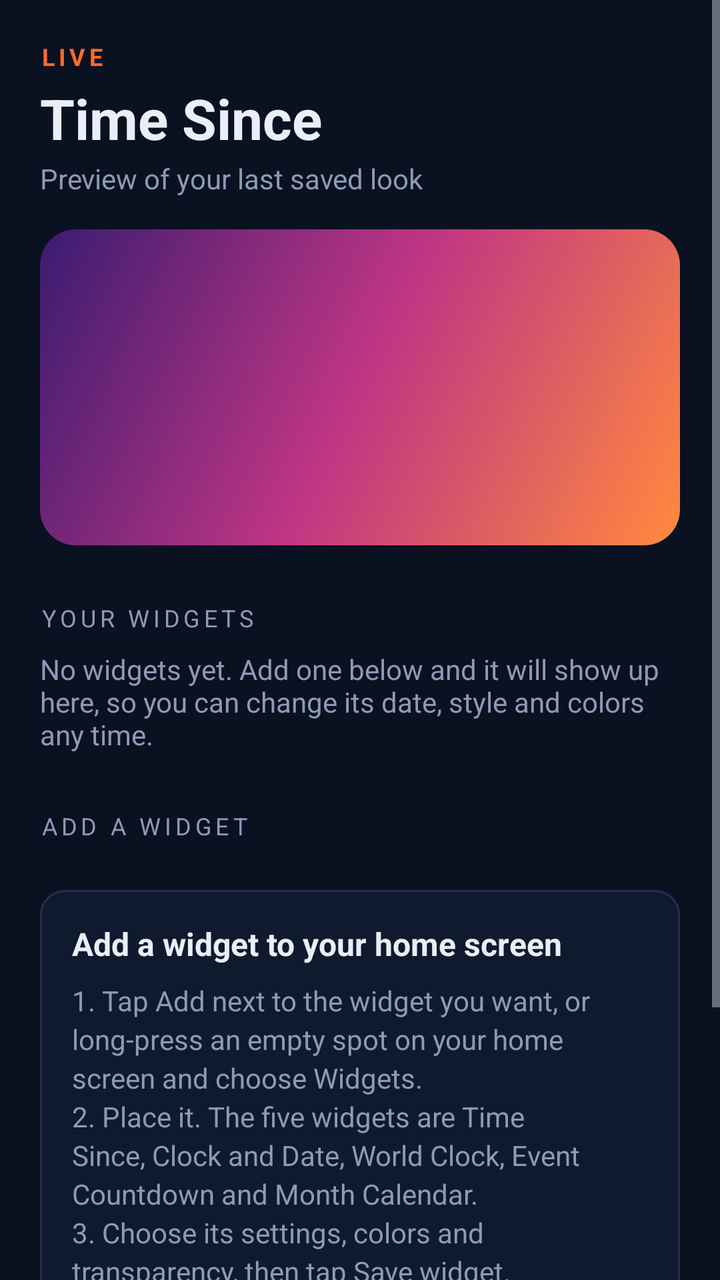
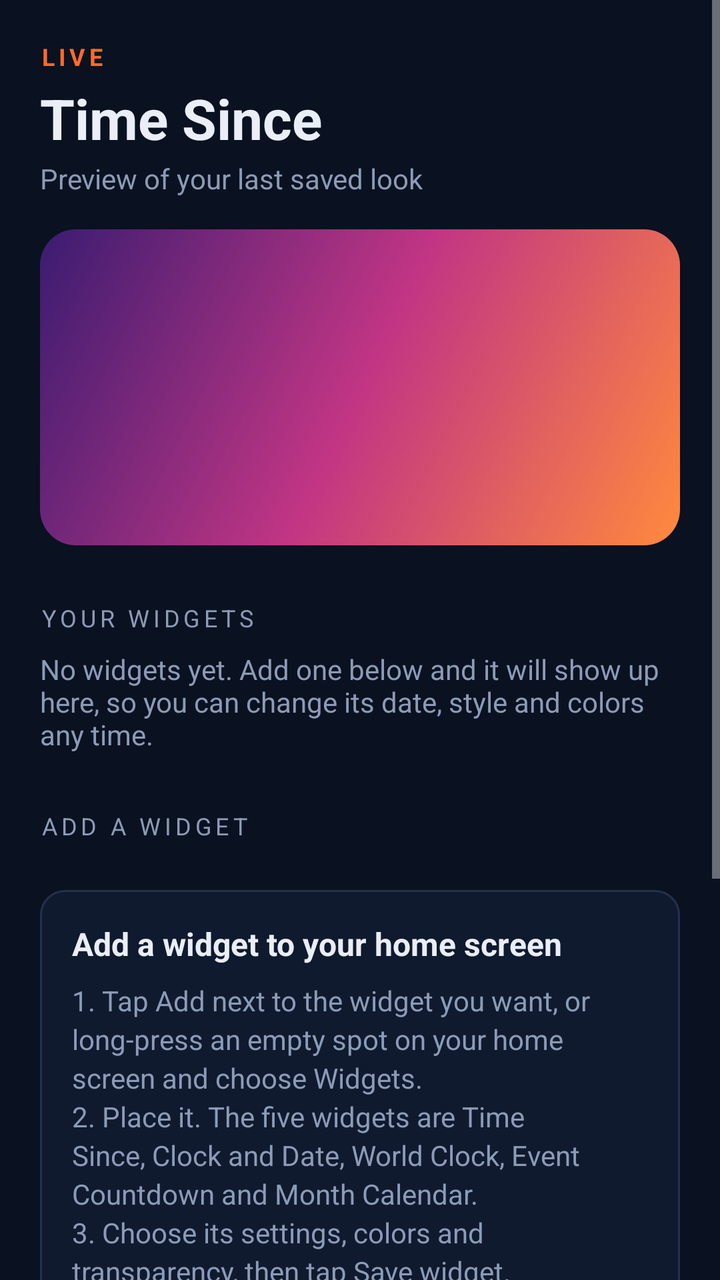

Screens rendered from an Android XML layout before and after an edit, with the pre-edit source and the edit as a unified diff.
<!-- AndroidManifest.xml: application theme AppTheme -->
<!-- res/layout/activity_main.xml -->
<?xml version="1.0" encoding="utf-8"?>
<ScrollView xmlns:android="http://schemas.android.com/apk/res/android"
    android:layout_width="match_parent"
    android:layout_height="match_parent"
    android:background="@color/bg"
    android:fillViewport="true">

    <LinearLayout
        android:layout_width="match_parent"
        android:layout_height="wrap_content"
        android:orientation="vertical"
        android:padding="20dp">

        <TextView
            android:layout_width="wrap_content"
            android:layout_height="wrap_content"
            android:letterSpacing="0.16"
            android:text="@string/live"
            android:textColor="@color/accent"
            android:textSize="12sp"
            android:textStyle="bold" />

        <TextView
            android:layout_width="match_parent"
            android:layout_height="wrap_content"
            android:layout_marginTop="4dp"
            android:text="@string/app_name"
            android:textColor="@color/fg"
            android:textSize="28sp"
            android:textStyle="bold" />

        <TextView
            android:layout_width="match_parent"
            android:layout_height="wrap_content"
            android:layout_marginTop="2dp"
            android:text="Preview of your last saved look"
            android:textColor="@color/muted"
            android:textSize="14sp" />

        <FrameLayout
            android:layout_width="match_parent"
            android:layout_height="wrap_content"
            android:layout_marginTop="16dp"
            android:background="@drawable/preview_backdrop"
            android:padding="14dp">

            <FrameLayout
                android:id="@+id/preview_host"
                android:layout_width="match_parent"
                android:layout_height="130dp" />
        </FrameLayout>

        <TextView
            android:layout_width="wrap_content"
            android:layout_height="wrap_content"
            android:layout_marginTop="28dp"
            android:letterSpacing="0.16"
            android:text="Your widgets"
            android:textAllCaps="true"
            android:textColor="@color/muted"
            android:textSize="12sp" />

        <LinearLayout
            android:id="@+id/list_widgets"
            android:layout_width="match_parent"
            android:layout_height="wrap_content"
            android:orientation="vertical" />

        <TextView
            android:id="@+id/tv_empty"
            android:layout_width="match_parent"
            android:layout_height="wrap_content"
            android:layout_marginTop="8dp"
            android:text="No widgets yet. Add one below and it will show up here, so you can change its date, style and colors any time."
            android:textColor="@color/muted"
            android:textSize="14sp" />

        <TextView
            android:layout_width="wrap_content"
            android:layout_height="wrap_content"
            android:layout_marginTop="28dp"
            android:letterSpacing="0.16"
            android:text="Add a widget"
            android:textAllCaps="true"
            android:textColor="@color/muted"
            android:textSize="12sp" />

        <LinearLayout
            android:id="@+id/pin_list"
            android:layout_width="match_parent"
            android:layout_height="wrap_content"
            android:orientation="vertical" />

        <TextView
            android:id="@+id/tv_pin_hint"
            android:layout_width="match_parent"
            android:layout_height="wrap_content"
            android:layout_marginTop="8dp"
            android:text="Your launcher cannot add widgets from here. Long-press an empty spot on the home screen, choose Widgets, and pick one from Time Since."
            android:textColor="@color/muted"
            android:textSize="14sp"
            android:visibility="gone" />

        <LinearLayout
            android:layout_width="match_parent"
            android:layout_height="wrap_content"
            android:layout_marginTop="24dp"
            android:background="@drawable/bg_field"
            android:orientation="vertical"
            android:padding="16dp">

            <TextView
                android:layout_width="match_parent"
                android:layout_height="wrap_content"
                android:text="@string/help_title"
                android:textColor="@color/fg"
                android:textSize="16sp"
                android:textStyle="bold" />

            <TextView
                android:layout_width="match_parent"
                android:layout_height="wrap_content"
                android:layout_marginTop="8dp"
                android:lineSpacingExtra="3dp"
                android:text="@string/help_steps"
                android:textColor="@color/muted"
                android:textSize="14sp" />
        </LinearLayout>

        <TextView
            android:layout_width="match_parent"
            android:layout_height="wrap_content"
            android:layout_marginTop="16dp"
            android:text="@string/note"
            android:textColor="@color/muted"
            android:textSize="12sp" />
    </LinearLayout>
</ScrollView>
<!-- resources referenced by this layout -->
<resources>
  <color name="accent">#FF6A2B</color>
  <color name="bg">#0A1120</color>
  <color name="fg">#E9EEF7</color>
  <color name="muted">#8C9BB6</color>
  <!-- drawable bg_field (drawable) -->
  <?xml version="1.0" encoding="utf-8"?>
  <shape xmlns:android="http://schemas.android.com/apk/res/android"
      android:shape="rectangle">
      <solid android:color="@color/surface" />
      <stroke
          android:width="1dp"
          android:color="@color/line" />
      <corners android:radius="12dp" />
  </shape>
  <!-- drawable preview_backdrop (drawable) -->
  <?xml version="1.0" encoding="utf-8"?>
  <shape xmlns:android="http://schemas.android.com/apk/res/android"
      android:shape="rectangle">
      <gradient
          android:angle="135"
          android:centerColor="#C13584"
          android:endColor="#3A1C71"
          android:startColor="#FF8A3D" />
      <corners android:radius="18dp" />
  </shape>
  <string name="app_name">Time Since</string>
  <string name="help_steps">1. Tap Add next to the widget you want, or long-press an empty spot on your home screen and choose Widgets.\n2. Place it. The five widgets are Time Since, Clock and Date, World Clock, Event Countdown and Month Calendar.\n3. Choose its settings, colors and transparency, then tap Save widget.\n4. Add as many as you like. Each one keeps its own settings, and tapping a widget on your home screen opens them again.</string>
  <string name="help_title">Add a widget to your home screen</string>
  <string name="live">LIVE</string>
  <string name="note">About Time Since: Android cannot redraw a widget every second. Days, hours and the rest refresh every hour, while minutes and seconds tick live. Tap a widget any time to change it.</string>
  <style name="AppTheme" parent="android:Theme.DeviceDefault.NoActionBar">
          <item name="android:windowBackground">@color/bg</item>
          <item name="android:statusBarColor">@color/bg</item>
          <item name="android:navigationBarColor">@color/bg</item>
          <item name="android:colorAccent">@color/accent</item>
      </style>
  <color name="surface">#101A2E</color>
  <color name="line">#22314D</color>
</resources>

<!-- the commit's change to res/layout/activity_main.xml (unified diff, before → after) -->
@@ -1,5 +1,6 @@
 <?xml version="1.0" encoding="utf-8"?>
 <ScrollView xmlns:android="http://schemas.android.com/apk/res/android"
+    android:id="@+id/main_scroll"
     android:layout_width="match_parent"
     android:layout_height="match_parent"
     android:background="@color/bg"
@@ -36,6 +37,59 @@
             android:text="Preview of your last saved look"
             android:textColor="@color/muted"
             android:textSize="14sp" />
+
+        
+        <LinearLayout
+            android:id="@+id/update_card"
+            android:layout_width="match_parent"
+            android:layout_height="wrap_content"
+            android:layout_marginTop="16dp"
+            android:background="@drawable/bg_field"
+            android:orientation="vertical"
+            android:padding="16dp"
+            android:visibility="gone">
+
+            <TextView
+                android:id="@+id/up_title"
+                android:layout_width="match_parent"
+                android:layout_height="wrap_content"
+                android:text="Update available"
+                android:textColor="@color/accent"
+                android:textSize="16sp"
+                android:textStyle="bold" />
+
+            <TextView
+                android:id="@+id/up_sub"
+                android:layout_width="match_parent"
+                android:layout_height="wrap_content"
+                android:layout_marginTop="4dp"
+                android:text="A new version is ready."
+                android:textColor="@color/muted"
+                android:textSize="14sp" />
+
+            <ProgressBar
+                android:id="@+id/up_progress"
+                style="?android:attr/progressBarStyleHorizontal"
+                android:layout_width="match_parent"
+                android:layout_height="wrap_content"
+                android:layout_marginTop="12dp"
+                android:max="100"
+                android:progressTint="@color/accent"
+                android:visibility="gone" />
+
+            <Button
+                android:id="@+id/up_button"
+                android:layout_width="match_parent"
+                android:layout_height="48dp"
+                android:layout_marginTop="12dp"
+                android:background="@drawable/bg_button_primary"
+                android:stateListAnimator="@null"
+                android:text="Update now"
+                android:textAllCaps="false"
+                android:textColor="@color/on_accent"
+                android:textSize="15sp"
+                android:textStyle="bold" />
+        </LinearLayout>
 
         <FrameLayout
             android:layout_width="match_parent"
@@ -134,5 +188,37 @@
             android:text="@string/note"
             android:textColor="@color/muted"
             android:textSize="12sp" />
+
+        <TextView
+            android:id="@+id/tv_version"
+            android:layout_width="wrap_content"
+            android:layout_height="wrap_content"
+            android:layout_marginTop="24dp"
+            android:letterSpacing="0.16"
+            android:text="Version"
+            android:textAllCaps="true"
+            android:textColor="@color/muted"
+            android:textSize="12sp" />
+
+        <Button
+            android:id="@+id/btn_check_update"
+            android:layout_width="match_parent"
+            android:layout_height="48dp"
+            android:layout_marginTop="8dp"
+            android:background="@drawable/bg_button_outline"
+            android:stateListAnimator="@null"
+            android:text="Check for updates"
+            android:textAllCaps="false"
+            android:textColor="@color/fg"
+            android:textSize="15sp" />
+
+        <TextView
+            android:id="@+id/tv_update_status"
+            android:layout_width="match_parent"
+            android:layout_height="wrap_content"
+            android:layout_marginTop="6dp"
+            android:text="The app only goes online to look for updates on GitHub."
+            android:textColor="@color/muted"
+            android:textSize="12sp" />
     </LinearLayout>
 </ScrollView>
<!-- resource entries referenced after the edit -->
@@ -4,6 +4,32 @@
   <color name="bg">#0A1120</color>
   <color name="fg">#E9EEF7</color>
   <color name="muted">#8C9BB6</color>
+  <color name="on_accent">#1B0B03</color>
+  <!-- drawable bg_button_outline (drawable) -->
+  <?xml version="1.0" encoding="utf-8"?>
+  <ripple xmlns:android="http://schemas.android.com/apk/res/android"
+      android:color="#33FFFFFF">
+      <item>
+          <shape android:shape="rectangle">
+              <solid android:color="@color/surface" />
+              <stroke
+                  android:width="1dp"
+                  android:color="@color/line" />
+              <corners android:radius="12dp" />
+          </shape>
+      </item>
+  </ripple>
+  <!-- drawable bg_button_primary (drawable) -->
+  <?xml version="1.0" encoding="utf-8"?>
+  <ripple xmlns:android="http://schemas.android.com/apk/res/android"
+      android:color="#33FFFFFF">
+      <item>
+          <shape android:shape="rectangle">
+              <solid android:color="@color/accent" />
+              <corners android:radius="12dp" />
+          </shape>
+      </item>
+  </ripple>
   <!-- drawable bg_field (drawable) -->
   <?xml version="1.0" encoding="utf-8"?>
   <shape xmlns:android="http://schemas.android.com/apk/res/android"
